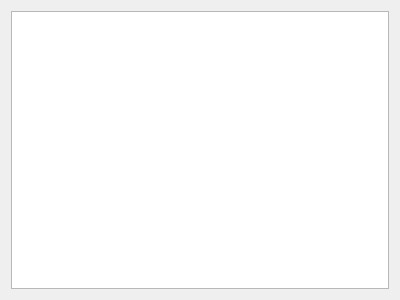
Old version of the form Hanse/Module_Navigation/mapwidget.ui in the repository iti-luebeck/HANSE2011.
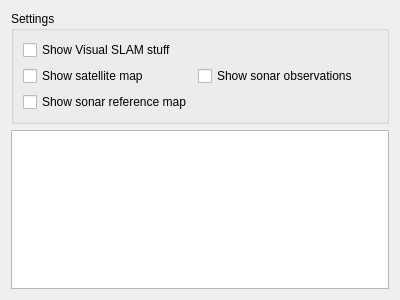
New version of the form.

Commit message: check boxes

The edit to the form file:
```diff
--- a/Hanse/Module_Navigation/mapwidget.ui
+++ b/Hanse/Module_Navigation/mapwidget.ui
@@ -13,7 +13,47 @@
   <property name="windowTitle">
    <string>Form</string>
   </property>
-  <layout class="QHBoxLayout" name="horizontalLayout">
+  <layout class="QVBoxLayout" name="verticalLayout">
+   <item>
+    <widget class="QGroupBox" name="groupBox">
+     <property name="title">
+      <string>Settings</string>
+     </property>
+     <layout class="QFormLayout" name="formLayout">
+      <property name="fieldGrowthPolicy">
+       <enum>QFormLayout::AllNonFixedFieldsGrow</enum>
+      </property>
+      <item row="0" column="0">
+       <widget class="QCheckBox" name="showVisSLAM">
+        <property name="text">
+         <string>Show Visual SLAM stuff</string>
+        </property>
+       </widget>
+      </item>
+      <item row="1" column="0">
+       <widget class="QCheckBox" name="showSatImg">
+        <property name="text">
+         <string>Show satellite map</string>
+        </property>
+       </widget>
+      </item>
+      <item row="2" column="0">
+       <widget class="QCheckBox" name="showSonarMap">
+        <property name="text">
+         <string>Show sonar reference map</string>
+        </property>
+       </widget>
+      </item>
+      <item row="1" column="1">
+       <widget class="QCheckBox" name="showSonarObs">
+        <property name="text">
+         <string>Show sonar observations</string>
+        </property>
+       </widget>
+      </item>
+     </layout>
+    </widget>
+   </item>
    <item>
     <widget class="QGraphicsView" name="graphicsView"/>
    </item>
```
